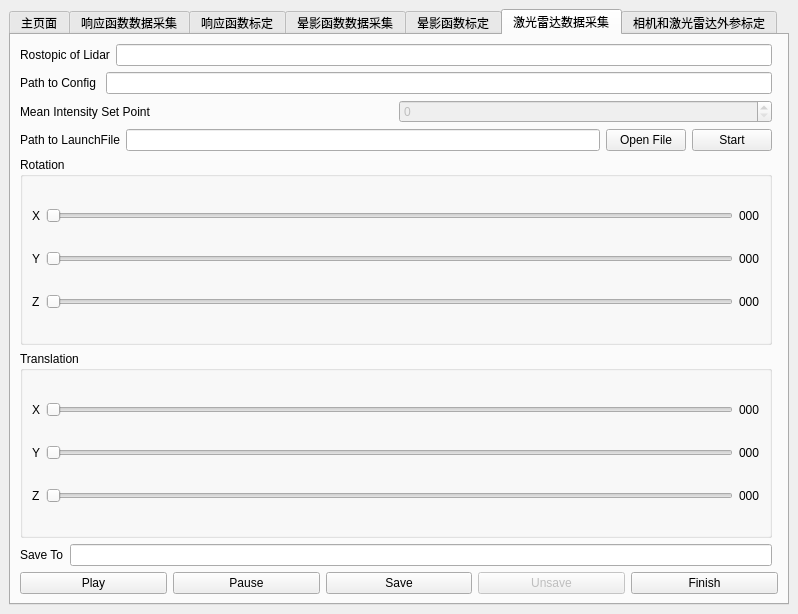
Above: src/mainwindow.ui from KangJialiang/Data-Platform before the change. Below: the same form after it.
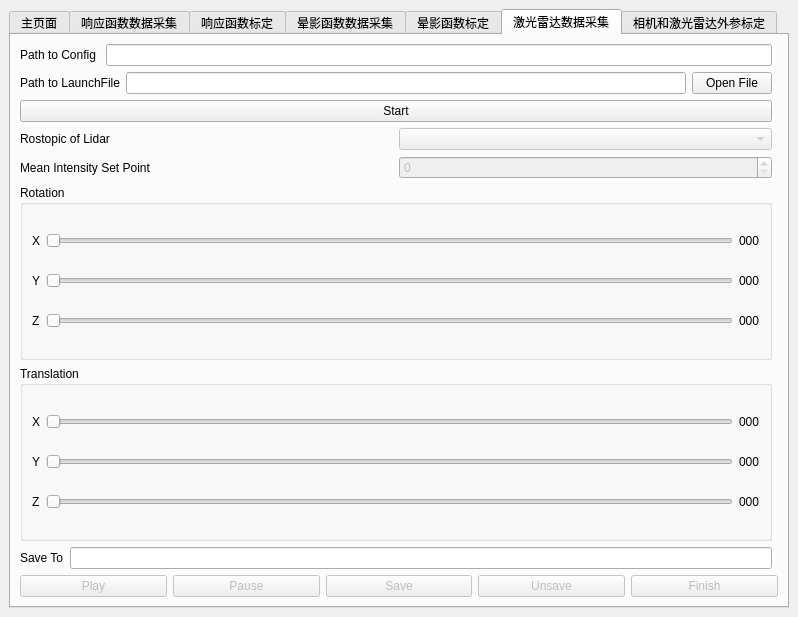
That is the form after the change. The open tabs and pages were chosen to show the change.

Commit message: add: automatically get avaliable rostopics

```diff
--- a/src/mainwindow.ui
+++ b/src/mainwindow.ui
@@ -7,7 +7,7 @@
     <x>0</x>
     <y>0</y>
     <width>798</width>
-    <height>614</height>
+    <height>617</height>
    </rect>
   </property>
   <property name="windowTitle">
@@ -691,87 +691,6 @@
        </attribute>
        <layout class="QGridLayout" name="gridLayout_10">
         <item row="5" column="0">
-         <widget class="QGroupBox" name="translationGroup">
-          <property name="title">
-           <string>Translation</string>
-          </property>
-          <layout class="QGridLayout" name="gridLayout_9">
-           <item row="0" column="0">
-            <widget class="QLabel" name="tx_label">
-             <property name="text">
-              <string>X</string>
-             </property>
-            </widget>
-           </item>
-           <item row="0" column="1">
-            <widget class="QSlider" name="tx_slide">
-             <property name="maximum">
-              <number>1000</number>
-             </property>
-             <property name="orientation">
-              <enum>Qt::Horizontal</enum>
-             </property>
-            </widget>
-           </item>
-           <item row="2" column="0">
-            <widget class="QLabel" name="tz_label">
-             <property name="text">
-              <string>Z</string>
-             </property>
-            </widget>
-           </item>
-           <item row="1" column="2">
-            <widget class="QLabel" name="ty_text">
-             <property name="text">
-              <string>000</string>
-             </property>
-            </widget>
-           </item>
-           <item row="2" column="1">
-            <widget class="QSlider" name="tz_slide">
-             <property name="maximum">
-              <number>1000</number>
-             </property>
-             <property name="orientation">
-              <enum>Qt::Horizontal</enum>
-             </property>
-            </widget>
-           </item>
-           <item row="0" column="2">
-            <widget class="QLabel" name="tx_text">
-             <property name="text">
-              <string>000</string>
-             </property>
-            </widget>
-           </item>
-           <item row="1" column="1">
-            <widget class="QSlider" name="ty_slide">
-             <property name="maximum">
-              <number>1000</number>
-             </property>
-             <property name="orientation">
-              <enum>Qt::Horizontal</enum>
-             </property>
-            </widget>
-           </item>
-           <item row="2" column="2">
-            <widget class="QLabel" name="tz_text">
-             <property name="text">
-              <string>000</string>
-             </property>
-            </widget>
-           </item>
-           <item row="1" column="0">
-            <widget class="QLabel" name="ty_label">
-             <property name="text">
-              <string>Y</string>
-             </property>
-            </widget>
-           </item>
-          </layout>
-         </widget>
-        </item>
-        <item row="2" column="0">
          <layout class="QHBoxLayout" name="AEControlGroupP5">
           <item>
            <widget class="QLabel" name="AEControlLabelP5">
@@ -792,119 +711,13 @@
           </item>
          </layout>
         </item>
-        <item row="6" column="0">
-         <layout class="QHBoxLayout" name="saveToGroup">
-          <item>
-           <widget class="QLabel" name="saveToLabel">
-            <property name="text">
-             <string>Save To</string>
-            </property>
-           </widget>
-          </item>
-          <item>
-           <widget class="QLineEdit" name="saveToLine"/>
-          </item>
-         </layout>
-        </item>
-        <item row="4" column="0">
-         <widget class="QGroupBox" name="rotationGroup">
-          <property name="title">
-           <string>Rotation</string>
-          </property>
-          <layout class="QGridLayout" name="gridLayout_7">
-           <item row="0" column="0">
-            <widget class="QLabel" name="rx_label">
-             <property name="text">
-              <string>X</string>
-             </property>
-            </widget>
-           </item>
-           <item row="0" column="1">
-            <widget class="QSlider" name="rx_slide">
-             <property name="maximum">
-              <number>180</number>
-             </property>
-             <property name="orientation">
-              <enum>Qt::Horizontal</enum>
-             </property>
-            </widget>
-           </item>
-           <item row="0" column="2">
-            <widget class="QLabel" name="rx_text">
-             <property name="text">
-              <string>000</string>
-             </property>
-            </widget>
-           </item>
-           <item row="1" column="0">
-            <widget class="QLabel" name="ry_label">
-             <property name="text">
-              <string>Y</string>
-             </property>
-            </widget>
-           </item>
-           <item row="1" column="1">
-            <widget class="QSlider" name="ry_slide">
-             <property name="maximum">
-              <number>360</number>
-             </property>
-             <property name="orientation">
-              <enum>Qt::Horizontal</enum>
-             </property>
-            </widget>
-           </item>
-           <item row="1" column="2">
-            <widget class="QLabel" name="ry_text">
-             <property name="text">
-              <string>000</string>
-             </property>
-            </widget>
-           </item>
-           <item row="2" column="0">
-            <widget class="QLabel" name="rz_label">
-             <property name="text">
-              <string>Z</string>
-             </property>
-            </widget>
-           </item>
-           <item row="2" column="1">
-            <widget class="QSlider" name="rz_slide">
-             <property name="maximum">
-              <number>360</number>
-             </property>
-             <property name="orientation">
-              <enum>Qt::Horizontal</enum>
-             </property>
-            </widget>
-           </item>
-           <item row="2" column="2">
-            <widget class="QLabel" name="rz_text">
-             <property name="text">
-              <string>000</string>
-             </property>
-            </widget>
-           </item>
-          </layout>
-         </widget>
-        </item>
-        <item row="1" column="0">
-         <layout class="QHBoxLayout" name="horizontalLayout_2">
-          <item>
-           <widget class="QLabel" name="pathToConfigLabelP5">
-            <property name="text">
-             <string>Path to Config </string>
-            </property>
-           </widget>
-          </item>
-          <item>
-           <widget class="QLineEdit" name="pathToConfigLineP5"/>
-          </item>
-         </layout>
-        </item>
-        <item row="8" column="0" colspan="2">
+        <item row="11" column="0" colspan="2">
          <layout class="QHBoxLayout" name="buttonGroup">
           <item>
            <widget class="QPushButton" name="playButtonP5">
+            <property name="enabled">
+             <bool>false</bool>
+            </property>
             <property name="text">
              <string>Play</string>
             </property>
@@ -912,6 +725,9 @@
           </item>
           <item>
            <widget class="QPushButton" name="pauseButtonP5">
+            <property name="enabled">
+             <bool>false</bool>
+            </property>
             <property name="text">
              <string>Pause</string>
             </property>
@@ -919,6 +735,9 @@
           </item>
           <item>
            <widget class="QPushButton" name="saveButton">
+            <property name="enabled">
+             <bool>false</bool>
+            </property>
             <property name="text">
              <string>Save</string>
             </property>
@@ -939,6 +758,9 @@
           </item>
           <item>
            <widget class="QPushButton" name="finishButton">
+            <property name="enabled">
+             <bool>false</bool>
+            </property>
             <property name="text">
              <string>Finish</string>
             </property>
@@ -947,20 +769,214 @@
          </layout>
         </item>
         <item row="0" column="0">
-         <layout class="QHBoxLayout" name="horizontalLayout_5">
+         <layout class="QHBoxLayout" name="horizontalLayout_2">
           <item>
-           <widget class="QLabel" name="topicLabelP5">
+           <widget class="QLabel" name="pathToConfigLabelP5">
+            <property name="text">
+             <string>Path to Config </string>
+            </property>
+           </widget>
+          </item>
+          <item>
+           <widget class="QLineEdit" name="pathToConfigLineP5"/>
+          </item>
+         </layout>
+        </item>
+        <item row="3" column="0">
+         <layout class="QHBoxLayout" name="rosTopicGroupP5">
+          <item>
+           <widget class="QLabel" name="rosTopicLabelP5">
             <property name="text">
              <string>Rostopic of Lidar</string>
             </property>
            </widget>
           </item>
           <item>
-           <widget class="QLineEdit" name="topicLineP5"/>
+           <widget class="QComboBox" name="rosTopicBoxP5">
+            <property name="enabled">
+             <bool>false</bool>
+            </property>
+           </widget>
           </item>
          </layout>
         </item>
-        <item row="3" column="0">
+        <item row="7" column="0">
+         <widget class="QGroupBox" name="rotationGroup">
+          <property name="title">
+           <string>Rotation</string>
+          </property>
+          <layout class="QGridLayout" name="gridLayout_7">
+           <item row="0" column="0">
+            <widget class="QLabel" name="rx_label">
+             <property name="text">
+              <string>X</string>
+             </property>
+            </widget>
+           </item>
+           <item row="0" column="1">
+            <widget class="QSlider" name="rx_slide">
+             <property name="maximum">
+              <number>180</number>
+             </property>
+             <property name="orientation">
+              <enum>Qt::Horizontal</enum>
+             </property>
+            </widget>
+           </item>
+           <item row="0" column="2">
+            <widget class="QLabel" name="rx_text">
+             <property name="text">
+              <string>000</string>
+             </property>
+            </widget>
+           </item>
+           <item row="1" column="0">
+            <widget class="QLabel" name="ry_label">
+             <property name="text">
+              <string>Y</string>
+             </property>
+            </widget>
+           </item>
+           <item row="1" column="1">
+            <widget class="QSlider" name="ry_slide">
+             <property name="maximum">
+              <number>360</number>
+             </property>
+             <property name="orientation">
+              <enum>Qt::Horizontal</enum>
+             </property>
+            </widget>
+           </item>
+           <item row="1" column="2">
+            <widget class="QLabel" name="ry_text">
+             <property name="text">
+              <string>000</string>
+             </property>
+            </widget>
+           </item>
+           <item row="2" column="0">
+            <widget class="QLabel" name="rz_label">
+             <property name="text">
+              <string>Z</string>
+             </property>
+            </widget>
+           </item>
+           <item row="2" column="1">
+            <widget class="QSlider" name="rz_slide">
+             <property name="maximum">
+              <number>360</number>
+             </property>
+             <property name="orientation">
+              <enum>Qt::Horizontal</enum>
+             </property>
+            </widget>
+           </item>
+           <item row="2" column="2">
+            <widget class="QLabel" name="rz_text">
+             <property name="text">
+              <string>000</string>
+             </property>
+            </widget>
+           </item>
+          </layout>
+         </widget>
+        </item>
+        <item row="9" column="0">
+         <layout class="QHBoxLayout" name="saveToGroup">
+          <item>
+           <widget class="QLabel" name="saveToLabel">
+            <property name="text">
+             <string>Save To</string>
+            </property>
+           </widget>
+          </item>
+          <item>
+           <widget class="QLineEdit" name="saveToLine"/>
+          </item>
+         </layout>
+        </item>
+        <item row="8" column="0">
+         <widget class="QGroupBox" name="translationGroup">
+          <property name="title">
+           <string>Translation</string>
+          </property>
+          <layout class="QGridLayout" name="gridLayout_9">
+           <item row="0" column="0">
+            <widget class="QLabel" name="tx_label">
+             <property name="text">
+              <string>X</string>
+             </property>
+            </widget>
+           </item>
+           <item row="0" column="1">
+            <widget class="QSlider" name="tx_slide">
+             <property name="maximum">
+              <number>1000</number>
+             </property>
+             <property name="orientation">
+              <enum>Qt::Horizontal</enum>
+             </property>
+            </widget>
+           </item>
+           <item row="2" column="0">
+            <widget class="QLabel" name="tz_label">
+             <property name="text">
+              <string>Z</string>
+             </property>
+            </widget>
+           </item>
+           <item row="1" column="2">
+            <widget class="QLabel" name="ty_text">
+             <property name="text">
+              <string>000</string>
+             </property>
+            </widget>
+           </item>
+           <item row="2" column="1">
+            <widget class="QSlider" name="tz_slide">
+             <property name="maximum">
+              <number>1000</number>
+             </property>
+             <property name="orientation">
+              <enum>Qt::Horizontal</enum>
+             </property>
+            </widget>
+           </item>
+           <item row="0" column="2">
+            <widget class="QLabel" name="tx_text">
+             <property name="text">
+              <string>000</string>
+             </property>
+            </widget>
+           </item>
+           <item row="1" column="1">
+            <widget class="QSlider" name="ty_slide">
+             <property name="maximum">
+              <number>1000</number>
+             </property>
+             <property name="orientation">
+              <enum>Qt::Horizontal</enum>
+             </property>
+            </widget>
+           </item>
+           <item row="2" column="2">
+            <widget class="QLabel" name="tz_text">
+             <property name="text">
+              <string>000</string>
+             </property>
+            </widget>
+           </item>
+           <item row="1" column="0">
+            <widget class="QLabel" name="ty_label">
+             <property name="text">
+              <string>Y</string>
+             </property>
+            </widget>
+           </item>
+          </layout>
+         </widget>
+        </item>
+        <item row="1" column="0">
          <layout class="QHBoxLayout" name="horizontalLayout_6">
           <item>
            <widget class="QLabel" name="pathToLaunchFileLableP5">
@@ -979,15 +995,15 @@
             </property>
            </widget>
           </item>
-          <item>
-           <widget class="QPushButton" name="startButtonP5">
-            <property name="text">
-             <string>Start</string>
-            </property>
-           </widget>
-          </item>
          </layout>
         </item>
+        <item row="2" column="0">
+         <widget class="QPushButton" name="startButtonP5">
+          <property name="text">
+           <string>Start</string>
+          </property>
+         </widget>
+        </item>
        </layout>
       </widget>
       <widget class="QWidget" name="LiDARCalib">
```
Left out of the diff: 242 changed lines with no effect on the pictures. The commit also changes 2 other files.
